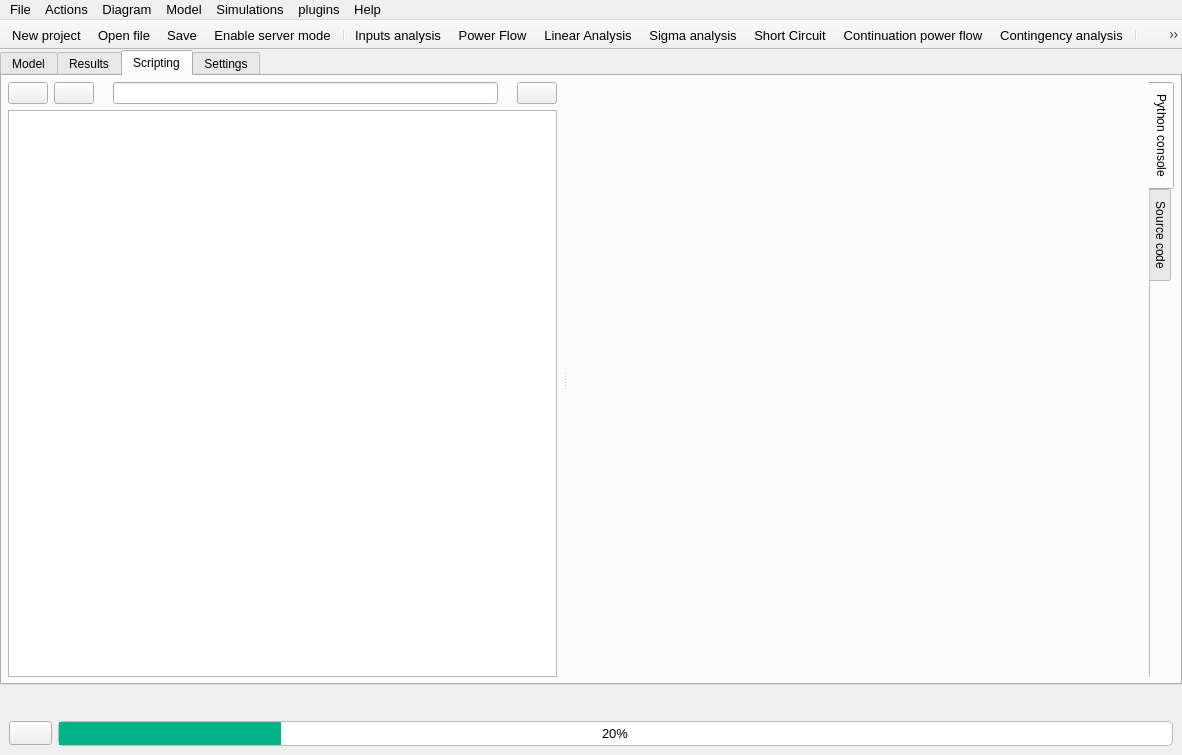
Qt form src/GridCal/Gui/Main/MainWindow.ui (SanPen/GridCal) before a commit.
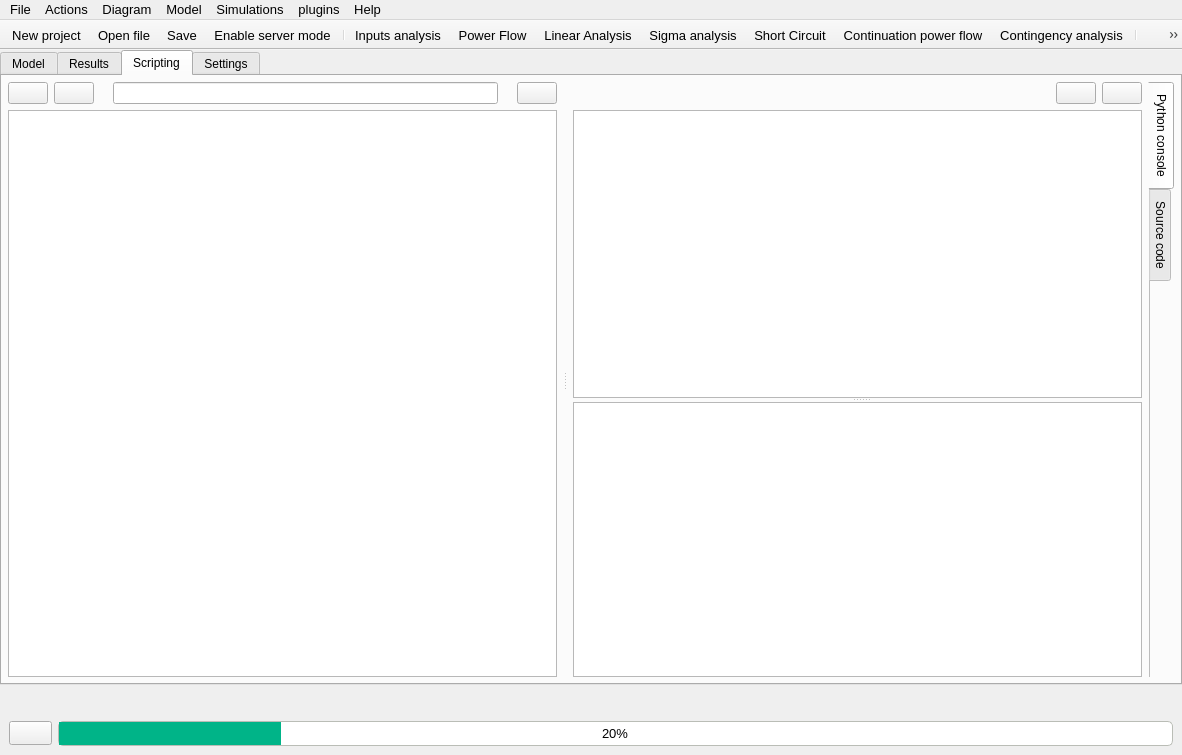
The same form after that commit. The open tabs and pages were chosen to show the change. Icons and pictures are not drawn.

Commit message: Early console substitution working

```diff
--- a/src/GridCal/Gui/Main/MainWindow.ui
+++ b/src/GridCal/Gui/Main/MainWindow.ui
@@ -3245,6 +3245,158 @@
                     <property name="bottomMargin">
                      <number>0</number>
                     </property>
+                    <item>
+                     <widget class="QFrame" name="frame_45">
+                      <property name="frameShape">
+                       <enum>QFrame::Shape::NoFrame</enum>
+                      </property>
+                      <property name="frameShadow">
+                       <enum>QFrame::Shadow::Plain</enum>
+                      </property>
+                      <layout class="QVBoxLayout" name="verticalLayout_16">
+                       <property name="leftMargin">
+                        <number>0</number>
+                       </property>
+                       <property name="topMargin">
+                        <number>0</number>
+                       </property>
+                       <property name="rightMargin">
+                        <number>0</number>
+                       </property>
+                       <property name="bottomMargin">
+                        <number>0</number>
+                       </property>
+                       <item>
+                        <widget class="QSplitter" name="consoleSplitter">
+                         <property name="orientation">
+                          <enum>Qt::Orientation::Vertical</enum>
+                         </property>
+                         <widget class="QFrame" name="frame_24">
+                          <property name="frameShape">
+                           <enum>QFrame::Shape::NoFrame</enum>
+                          </property>
+                          <property name="frameShadow">
+                           <enum>QFrame::Shadow::Raised</enum>
+                          </property>
+                          <layout class="QVBoxLayout" name="verticalLayout_19">
+                           <property name="leftMargin">
+                            <number>0</number>
+                           </property>
+                           <property name="topMargin">
+                            <number>0</number>
+                           </property>
+                           <property name="rightMargin">
+                            <number>6</number>
+                           </property>
+                           <property name="bottomMargin">
+                            <number>0</number>
+                           </property>
+                           <item>
+                            <widget class="QFrame" name="frame_57">
+                             <property name="frameShape">
+                              <enum>QFrame::Shape::NoFrame</enum>
+                             </property>
+                             <property name="frameShadow">
+                              <enum>QFrame::Shadow::Raised</enum>
+                             </property>
+                             <layout class="QHBoxLayout" name="horizontalLayout_11">
+                              <property name="leftMargin">
+                               <number>0</number>
+                              </property>
+                              <property name="topMargin">
+                               <number>0</number>
+                              </property>
+                              <property name="rightMargin">
+                               <number>0</number>
+                              </property>
+                              <property name="bottomMargin">
+                               <number>0</number>
+                              </property>
+                              <item>
+                               <spacer name="horizontalSpacer_11">
+                                <property name="orientation">
+                                 <enum>Qt::Orientation::Horizontal</enum>
+                                </property>
+                                <property name="sizeHint" stdset="0">
+                                 <size>
+                                  <width>40</width>
+                                  <height>20</height>
+                                 </size>
+                                </property>
+                               </spacer>
+                              </item>
+                              <item>
+                               <widget class="QPushButton" name="clearConsoleButton">
+                                <property name="toolTip">
+                                 <string>Clear the console</string>
+                                </property>
+                                <property name="text">
+                                 <string/>
+                                </property>
+                                <property name="icon">
+                                 <iconset resource="icons.qrc">
+                                  <normaloff>:/Icons/icons/clear_runs.svg</normaloff>:/Icons/icons/clear_runs.svg</iconset>
+                                </property>
+                               </widget>
+                              </item>
+                              <item>
+                               <widget class="QPushButton" name="runCommandButton">
+                                <property name="maximumSize">
+                                 <size>
+                                  <width>16777215</width>
+                                  <height>16777215</height>
+                                 </size>
+                                </property>
+                                <property name="toolTip">
+                                 <string>Run command</string>
+                                </property>
+                                <property name="text">
+                                 <string/>
+                                </property>
+                                <property name="icon">
+                                 <iconset resource="icons.qrc">
+                                  <normaloff>:/Icons/icons/next.svg</normaloff>:/Icons/icons/next.svg</iconset>
+                                </property>
+                               </widget>
+                              </item>
+                             </layout>
+                            </widget>
+                           </item>
+                           <item>
+                            <widget class="QTextEdit" name="consoleOutputTextEdit"/>
+                           </item>
+                          </layout>
+                         </widget>
+                         <widget class="QFrame" name="frame_46">
+                          <property name="frameShape">
+                           <enum>QFrame::Shape::NoFrame</enum>
+                          </property>
+                          <property name="frameShadow">
+                           <enum>QFrame::Shadow::Raised</enum>
+                          </property>
+                          <layout class="QVBoxLayout" name="verticalLayout_29">
+                           <property name="leftMargin">
+                            <number>0</number>
+                           </property>
+                           <property name="topMargin">
+                            <number>0</number>
+                           </property>
+                           <property name="rightMargin">
+                            <number>6</number>
+                           </property>
+                           <property name="bottomMargin">
+                            <number>0</number>
+                           </property>
+                           <item>
+                            <widget class="QTextEdit" name="consoleInputTextEdit"/>
+                           </item>
+                          </layout>
+                         </widget>
+                        </widget>
+                       </item>
+                      </layout>
+                     </widget>
+                    </item>
                    </layout>
                   </widget>
                   <widget class="QWidget" name="sourceCodeTab">
```
Left out of the diff: 148 changed lines with no effect on the pictures. The commit also changes 15 other files.
